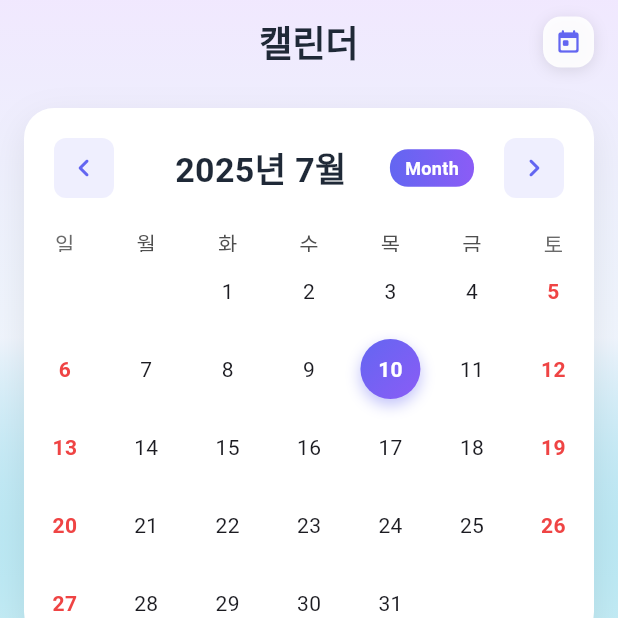
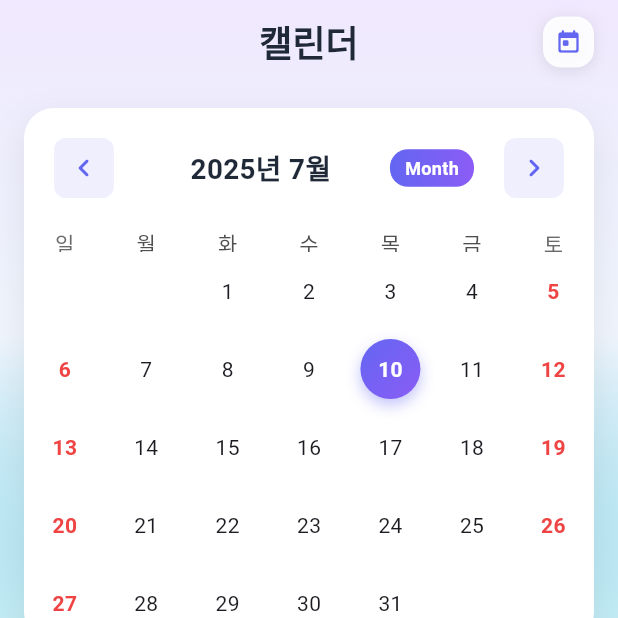
Before and after one commit to DodamKing/withu, a Flutter app: the screen it shows after launch, item 2 of the bottom bar chosen, on a phone screen of 412 x 824 dp, the top half of it. Run offline on Flutter 3.47's test engine with Material 3 defaults, Android fonts, the phone set to English and light mode, and no system bars; drawn by our look-alikes of table_calendar; our stand-ins replace cloud_firestore, firebase_core, flutter_local_notifications, google_fonts, permission_handler, shared_preferences and 1 more; missing offline and left inert: workmanager; accounts and stored records are empty; statements that could not run were skipped.

Commit message:
달력 헤더 폰트 조정, v2 배포

```diff
--- a/lib/screens/calendar_screen.dart
+++ b/lib/screens/calendar_screen.dart
@@ -249,7 +249,7 @@
                           ),
                         ),
                         titleTextStyle: TextStyle(
-                          fontSize: MediaQuery.of(context).size.width * 0.055, // 화면 너비의 5.5%
+                          fontSize: MediaQuery.of(context).size.width * 0.045, // 화면 너비의 5.5%
                           fontWeight: FontWeight.bold,
                           color: Color(0xFF1F2937),
                         ),
--- a/lib/services/notification_service.dart
+++ b/lib/services/notification_service.dart
@@ -1,5 +1,4 @@
 import 'dart:developer';
-import 'package:flutter/material.dart';
 import 'package:flutter_local_notifications/flutter_local_notifications.dart';
 import 'package:timezone/timezone.dart' as tz;
 import 'package:timezone/data/latest.dart' as tz;
```
